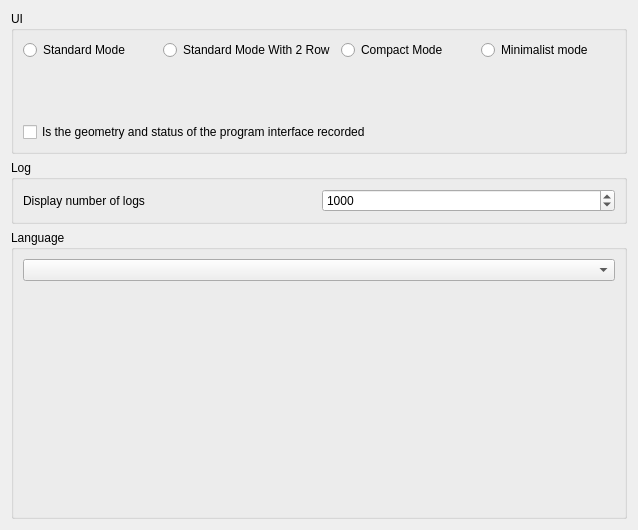
Qt form src/APP/SettingPages/DASettingPageCommon.ui (czyt1988/data-workbench) before a commit.
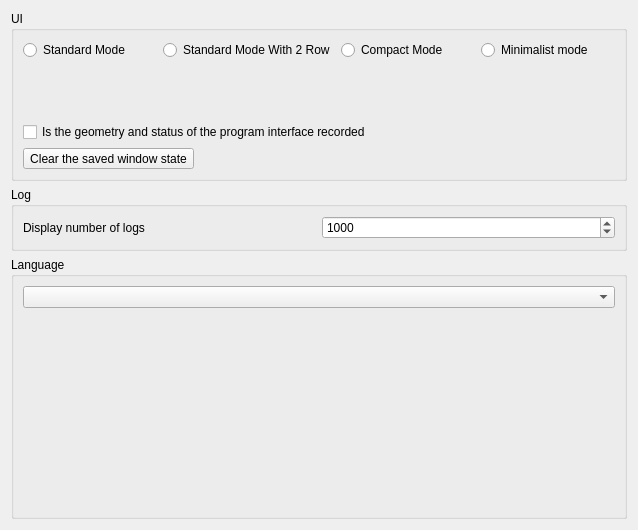
The same form after that commit.

Diff of the .ui file:
```diff
--- a/src/APP/SettingPages/DASettingPageCommon.ui
+++ b/src/APP/SettingPages/DASettingPageCommon.ui
@@ -81,6 +81,13 @@
         </property>
        </widget>
       </item>
+      <item>
+       <widget class="QToolButton" name="toolButton">
+        <property name="text">
+         <string>Clear the saved window state</string>
+        </property>
+       </widget>
+      </item>
      </layout>
     </widget>
    </item>
```
